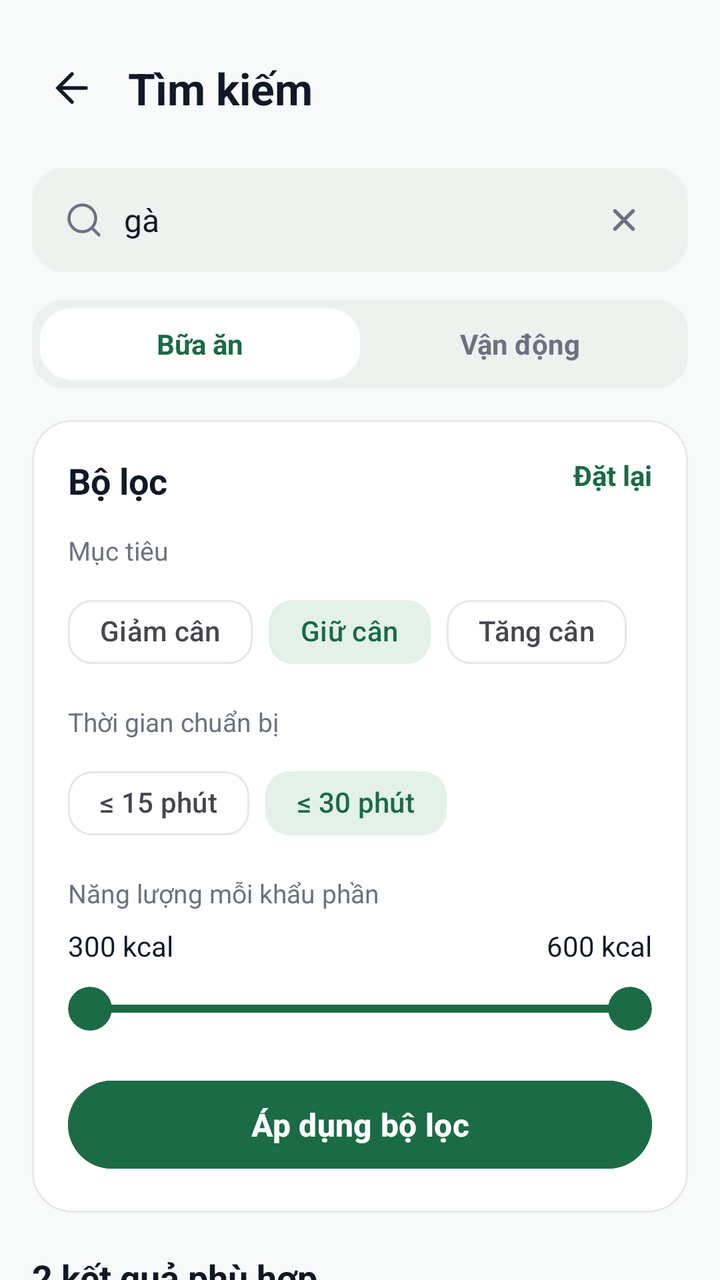
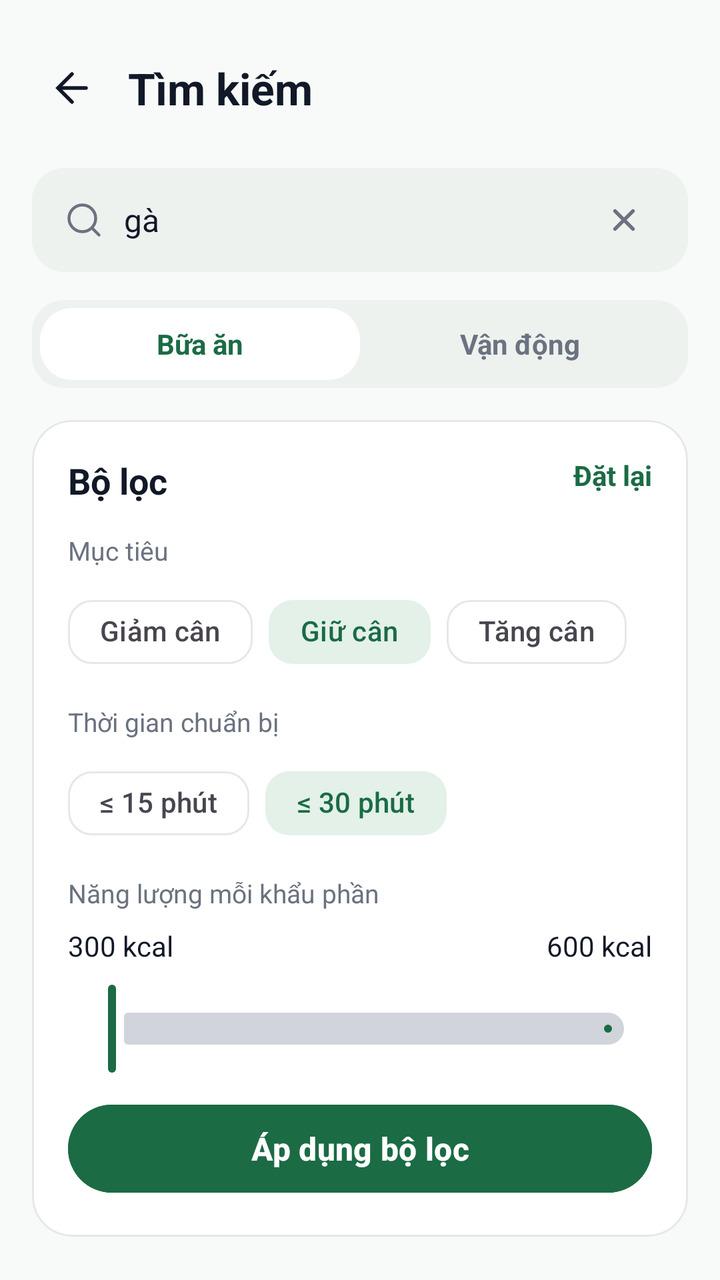

The first picture is an Android layout as it rendered before a commit; the second is the same layout after the commit. The layout source and the unified diff follow.
<!-- AndroidManifest.xml: application theme Theme.FITCHECK -->
<!-- res/layout/activity_search.xml -->
<?xml version="1.0" encoding="utf-8"?>
<androidx.core.widget.NestedScrollView xmlns:android="http://schemas.android.com/apk/res/android"
    xmlns:app="http://schemas.android.com/apk/res-auto"
    android:layout_width="match_parent"
    android:layout_height="match_parent"
    android:background="#F7FAF8"
    android:clipToPadding="false"
    android:padding="16dp"
    android:paddingBottom="32dp">

    <LinearLayout
        android:layout_width="match_parent"
        android:layout_height="wrap_content"
        android:orientation="vertical">

        
        <LinearLayout
            android:layout_width="match_parent"
            android:layout_height="wrap_content"
            android:gravity="center_vertical"
            android:orientation="horizontal"
            android:paddingVertical="8dp">

            <ImageButton
                android:id="@+id/btnBack"
                android:layout_width="40dp"
                android:layout_height="40dp"
                android:background="?attr/selectableItemBackgroundBorderless"
                android:contentDescription="Quay lại"
                android:src="@drawable/ic_back"
                app:tint="#111827" />

            <TextView
                android:layout_width="wrap_content"
                android:layout_height="wrap_content"
                android:layout_marginStart="8dp"
                android:text="Tìm kiếm"
                android:textColor="#111827"
                android:textSize="22sp"
                android:textStyle="bold" />
        </LinearLayout>

        
        <LinearLayout
            android:layout_width="match_parent"
            android:layout_height="52dp"
            android:layout_marginTop="12dp"
            android:background="@drawable/bg_pill_active"
            android:backgroundTint="#EEF2EF"
            android:gravity="center_vertical"
            android:orientation="horizontal"
            android:paddingHorizontal="16dp">

            <ImageView
                android:layout_width="20dp"
                android:layout_height="20dp"
                android:contentDescription="Tìm kiếm"
                android:src="@drawable/ic_search"
                app:tint="#6B7280" />

            <EditText
                android:id="@+id/etSearchQuery"
                android:layout_width="0dp"
                android:layout_height="match_parent"
                android:layout_marginStart="10dp"
                android:layout_weight="1"
                android:background="@null"
                android:hint="Tìm kiếm..."
                android:inputType="text"
                android:maxLines="1"
                android:text="gà"
                android:textColor="#111827"
                android:textSize="16sp" />

            <ImageButton
                android:id="@+id/btnClearQuery"
                android:layout_width="32dp"
                android:layout_height="32dp"
                android:background="?attr/selectableItemBackgroundBorderless"
                android:contentDescription="Xóa"
                android:src="@drawable/ic_x"
                app:tint="#6B7280" />
        </LinearLayout>

        
        <LinearLayout
            android:layout_width="match_parent"
            android:layout_height="44dp"
            android:layout_marginTop="14dp"
            android:background="@drawable/bg_pill_active"
            android:backgroundTint="#EEF2EF"
            android:orientation="horizontal"
            android:padding="4dp">

            <TextView
                android:id="@+id/tvTabMeals"
                android:layout_width="0dp"
                android:layout_height="match_parent"
                android:layout_weight="1"
                android:background="@drawable/bg_pill_active"
                android:backgroundTint="#FFFFFF"
                android:gravity="center"
                android:text="Bữa ăn"
                android:textColor="#1B6B45"
                android:textSize="14sp"
                android:textStyle="bold" />

            <TextView
                android:id="@+id/tvTabWorkout"
                android:layout_width="0dp"
                android:layout_height="match_parent"
                android:layout_weight="1"
                android:gravity="center"
                android:text="Vận động"
                android:textColor="#6B7280"
                android:textSize="14sp"
                android:textStyle="bold" />
        </LinearLayout>

        
        <com.google.android.material.card.MaterialCardView
            android:layout_width="match_parent"
            android:layout_height="wrap_content"
            android:layout_marginTop="16dp"
            app:cardBackgroundColor="#FFFFFF"
            app:cardCornerRadius="20dp"
            app:cardElevation="0dp"
            app:strokeColor="#E5E7EB"
            app:strokeWidth="1dp">

            <LinearLayout
                android:layout_width="match_parent"
                android:layout_height="wrap_content"
                android:orientation="vertical"
                android:padding="18dp">

                <RelativeLayout
                    android:layout_width="match_parent"
                    android:layout_height="wrap_content">

                    <TextView
                        android:layout_width="wrap_content"
                        android:layout_height="wrap_content"
                        android:layout_alignParentStart="true"
                        android:text="Bộ lọc"
                        android:textColor="#111827"
                        android:textSize="18sp"
                        android:textStyle="bold" />

                    <TextView
                        android:id="@+id/tvResetFilter"
                        android:layout_width="wrap_content"
                        android:layout_height="wrap_content"
                        android:layout_alignParentEnd="true"
                        android:text="Đặt lại"
                        android:textColor="#1B6B45"
                        android:textSize="14sp"
                        android:textStyle="bold" />
                </RelativeLayout>

                
                <TextView
                    android:layout_width="wrap_content"
                    android:layout_height="wrap_content"
                    android:layout_marginTop="14dp"
                    android:text="Mục tiêu"
                    android:textColor="#6B7280"
                    android:textSize="13sp" />

                <com.google.android.material.chip.ChipGroup
                    android:id="@+id/chipGroupGoal"
                    android:layout_width="match_parent"
                    android:layout_height="wrap_content"
                    android:layout_marginTop="8dp"
                    app:singleSelection="true">

                    <com.google.android.material.chip.Chip
                        android:id="@+id/chipLoseWeight"
                        style="@style/Widget.Material3.Chip.Filter"
                        android:layout_width="wrap_content"
                        android:layout_height="wrap_content"
                        android:text="Giảm cân"
                        app:chipBackgroundColor="#FFFFFF"
                        app:chipCornerRadius="12dp"
                        app:chipStrokeColor="#E5E7EB" />

                    <com.google.android.material.chip.Chip
                        android:id="@+id/chipMaintainWeight"
                        style="@style/Widget.Material3.Chip.Filter"
                        android:layout_width="wrap_content"
                        android:layout_height="wrap_content"
                        android:checked="true"
                        android:text="Giữ cân"
                        android:textColor="#1B6B45"
                        app:checkedIconVisible="false"
                        app:chipBackgroundColor="#E3F1E8"
                        app:chipCornerRadius="12dp"
                        app:chipStrokeWidth="0dp" />

                    <com.google.android.material.chip.Chip
                        android:id="@+id/chipGainWeight"
                        style="@style/Widget.Material3.Chip.Filter"
                        android:layout_width="wrap_content"
                        android:layout_height="wrap_content"
                        android:text="Tăng cân"
                        app:chipBackgroundColor="#FFFFFF"
                        app:chipCornerRadius="12dp"
                        app:chipStrokeColor="#E5E7EB" />
                </com.google.android.material.chip.ChipGroup>

                
                <TextView
                    android:layout_width="wrap_content"
                    android:layout_height="wrap_content"
                    android:layout_marginTop="12dp"
                    android:text="Thời gian chuẩn bị"
                    android:textColor="#6B7280"
                    android:textSize="13sp" />

                <com.google.android.material.chip.ChipGroup
                    android:id="@+id/chipGroupTime"
                    android:layout_width="match_parent"
                    android:layout_height="wrap_content"
                    android:layout_marginTop="8dp"
                    app:singleSelection="true">

                    <com.google.android.material.chip.Chip
                        android:id="@+id/chipTime15"
                        style="@style/Widget.Material3.Chip.Filter"
                        android:layout_width="wrap_content"
                        android:layout_height="wrap_content"
                        android:text="≤ 15 phút"
                        app:chipBackgroundColor="#FFFFFF"
                        app:chipCornerRadius="12dp"
                        app:chipStrokeColor="#E5E7EB" />

                    <com.google.android.material.chip.Chip
                        android:id="@+id/chipTime30"
                        style="@style/Widget.Material3.Chip.Filter"
                        android:layout_width="wrap_content"
                        android:layout_height="wrap_content"
                        android:checked="true"
                        android:text="≤ 30 phút"
                        android:textColor="#1B6B45"
                        app:checkedIconVisible="false"
                        app:chipBackgroundColor="#E3F1E8"
                        app:chipCornerRadius="12dp"
                        app:chipStrokeWidth="0dp" />
                </com.google.android.material.chip.ChipGroup>

                
                <TextView
                    android:layout_width="wrap_content"
                    android:layout_height="wrap_content"
                    android:layout_marginTop="12dp"
                    android:text="Năng lượng mỗi khẩu phần"
                    android:textColor="#6B7280"
                    android:textSize="13sp" />

                <RelativeLayout
                    android:layout_width="match_parent"
                    android:layout_height="wrap_content"
                    android:layout_marginTop="8dp">

                    <TextView
                        android:id="@+id/tvMinKcal"
                        android:layout_width="wrap_content"
                        android:layout_height="wrap_content"
                        android:layout_alignParentStart="true"
                        android:text="300 kcal"
                        android:textColor="#111827"
                        android:textSize="14sp" />

                    <TextView
                        android:id="@+id/tvMaxKcal"
                        android:layout_width="wrap_content"
                        android:layout_height="wrap_content"
                        android:layout_alignParentEnd="true"
                        android:text="600 kcal"
                        android:textColor="#111827"
                        android:textSize="14sp" />
                </RelativeLayout>

                
                <FrameLayout
                    android:id="@+id/sliderKcal"
                    android:layout_width="match_parent"
                    android:layout_height="32dp"
                    android:layout_marginTop="6dp"
                    android:layout_marginBottom="6dp">

                    <View
                        android:layout_width="match_parent"
                        android:layout_height="4dp"
                        android:layout_gravity="center_vertical"
                        android:layout_marginHorizontal="10dp"
                        android:background="#1B6B45" />

                    <com.google.android.material.card.MaterialCardView
                        android:layout_width="22dp"
                        android:layout_height="22dp"
                        android:layout_gravity="start|center_vertical"
                        app:cardBackgroundColor="#1B6B45"
                        app:cardCornerRadius="11dp"
                        app:cardElevation="0dp"
                        app:strokeWidth="0dp" />

                    <com.google.android.material.card.MaterialCardView
                        android:layout_width="22dp"
                        android:layout_height="22dp"
                        android:layout_gravity="end|center_vertical"
                        app:cardBackgroundColor="#1B6B45"
                        app:cardCornerRadius="11dp"
                        app:cardElevation="0dp"
                        app:strokeWidth="0dp" />
                </FrameLayout>

                
                <com.google.android.material.button.MaterialButton
                    android:id="@+id/btnApplyFilter"
                    android:layout_width="match_parent"
                    android:layout_height="52dp"
                    android:layout_marginTop="10dp"
                    android:backgroundTint="#1B6B45"
                    android:text="Áp dụng bộ lọc"
                    android:textAllCaps="false"
                    android:textColor="#FFFFFF"
                    android:textSize="16sp"
                    android:textStyle="bold"
                    app:cornerRadius="26dp" />
            </LinearLayout>
        </com.google.android.material.card.MaterialCardView>

        
        <TextView
            android:id="@+id/tvResultCount"
            android:layout_width="match_parent"
            android:layout_height="wrap_content"
            android:layout_marginTop="20dp"
            android:text="2 kết quả phù hợp"
            android:textColor="#111827"
            android:textSize="18sp"
            android:textStyle="bold" />

        
        <com.google.android.material.card.MaterialCardView
            android:layout_width="match_parent"
            android:layout_height="wrap_content"
            android:layout_marginTop="10dp"
            app:cardBackgroundColor="#FFFFFF"
            app:cardCornerRadius="16dp"
            app:cardElevation="0dp"
            app:strokeColor="#E5E7EB"
            app:strokeWidth="1dp">

            <LinearLayout
                android:layout_width="match_parent"
                android:layout_height="wrap_content"
                android:gravity="center_vertical"
                android:orientation="horizontal"
                android:paddingHorizontal="16dp"
                android:paddingVertical="14dp">

                <ImageView
                    android:layout_width="28dp"
                    android:layout_height="28dp"
                    android:contentDescription="Biểu tượng món ăn"
                    android:src="@drawable/ic_goiyy"
                    app:tint="#1B6B45" />

                <LinearLayout
                    android:layout_width="0dp"
                    android:layout_height="wrap_content"
                    android:layout_marginStart="14dp"
                    android:layout_weight="1"
                    android:orientation="vertical">

                    <TextView
                        android:layout_width="wrap_content"
                        android:layout_height="wrap_content"
                        android:text="Cơm gạo lứt, gà &amp; rau củ"
                        android:textColor="#111827"
                        android:textSize="16sp"
                        android:textStyle="bold" />

                    <TextView
                        android:layout_width="wrap_content"
                        android:layout_height="wrap_content"
                        android:layout_marginTop="4dp"
                        android:text="550 kcal · 25 phút · Giữ cân"
                        android:textColor="#6B7280"
                        android:textSize="13sp" />
                </LinearLayout>

                <ImageView
                    android:layout_width="18dp"
                    android:layout_height="18dp"
                    android:contentDescription="Xem chi tiết"
                    android:src="@drawable/ic_chevron_right"
                    app:tint="#6B7280" />
            </LinearLayout>
        </com.google.android.material.card.MaterialCardView>

        
        <com.google.android.material.card.MaterialCardView
            android:layout_width="match_parent"
            android:layout_height="wrap_content"
            android:layout_marginTop="10dp"
            app:cardBackgroundColor="#FFFFFF"
            app:cardCornerRadius="16dp"
            app:cardElevation="0dp"
            app:strokeColor="#E5E7EB"
            app:strokeWidth="1dp">

            <LinearLayout
                android:layout_width="match_parent"
                android:layout_height="wrap_content"
                android:gravity="center_vertical"
                android:orientation="horizontal"
                android:paddingHorizontal="16dp"
                android:paddingVertical="14dp">

                <ImageView
                    android:layout_width="28dp"
                    android:layout_height="28dp"
                    android:contentDescription="Biểu tượng món ăn"
                    android:src="@drawable/ic_goiyy"
                    app:tint="#1B6B45" />

                <LinearLayout
                    android:layout_width="0dp"
                    android:layout_height="wrap_content"
                    android:layout_marginStart="14dp"
                    android:layout_weight="1"
                    android:orientation="vertical">

                    <TextView
                        android:layout_width="wrap_content"
                        android:layout_height="wrap_content"
                        android:text="Bún gà rau xanh"
                        android:textColor="#111827"
                        android:textSize="16sp"
                        android:textStyle="bold" />

                    <TextView
                        android:layout_width="wrap_content"
                        android:layout_height="wrap_content"
                        android:layout_marginTop="4dp"
                        android:text="450 kcal · 25 phút · Giữ cân"
                        android:textColor="#6B7280"
                        android:textSize="13sp" />
                </LinearLayout>

                <ImageView
                    android:layout_width="18dp"
                    android:layout_height="18dp"
                    android:contentDescription="Xem chi tiết"
                    android:src="@drawable/ic_chevron_right"
                    app:tint="#6B7280" />
            </LinearLayout>
        </com.google.android.material.card.MaterialCardView>

    </LinearLayout>
</androidx.core.widget.NestedScrollView>
<!-- resources referenced by this layout -->
<resources>
  <!-- drawable bg_pill_active (drawable) -->
  <?xml version="1.0" encoding="utf-8"?>
  <shape xmlns:android="http://schemas.android.com/apk/res/android"
      android:shape="rectangle">
      <solid android:color="#D1E7DD" />
      <corners android:radius="16dp" />
  </shape>
  <!-- drawable ic_back (drawable) -->
  <vector xmlns:android="http://schemas.android.com/apk/res/android"
      android:width="24dp"
      android:height="24dp"
      android:viewportWidth="24"
      android:viewportHeight="24">
    <path
        android:pathData="M12,4.999L4.999,12L12,19.001M4.999,12H19.001"
        android:strokeWidth="1.8"
        android:fillColor="#00000000"
        android:strokeColor="#192D24"
        android:strokeLineCap="round"/>
  </vector>
  <!-- drawable ic_chevron_right (drawable) -->
  <vector xmlns:android="http://schemas.android.com/apk/res/android"
      android:width="16dp"
      android:height="16dp"
      android:viewportWidth="16"
      android:viewportHeight="16">
    <path
        android:pathData="M6,12L10,8L6,4"
        android:strokeWidth="1.8"
        android:fillColor="#00000000"
        android:strokeColor="#637269"
        android:strokeLineCap="round"/>
  </vector>
  <!-- drawable ic_goiyy (drawable) -->
  <vector xmlns:android="http://schemas.android.com/apk/res/android"
      android:width="22dp"
      android:height="22dp"
      android:viewportWidth="22"
      android:viewportHeight="22">
    <path
        android:pathData="M2.75,1.833V8.25C2.75,9.258 3.575,10.083 4.583,10.083H6.417M6.417,10.083H8.25C8.736,10.083 9.203,9.89 9.546,9.546C9.89,9.202 10.083,8.736 10.083,8.25V1.833M6.417,10.083V1.833M6.417,10.083V20.167M19.25,13.75V1.833C18.034,1.833 16.869,2.316 16.009,3.175C15.15,4.035 14.667,5.201 14.667,6.416V11.917C14.667,12.925 15.492,13.75 16.5,13.75H19.25ZM19.25,13.75V20.167"
        android:strokeWidth="1.8"
        android:fillColor="#00000000"
        android:strokeColor="#637269"
        android:strokeLineCap="round"/>
  </vector>
  <!-- drawable ic_search (drawable) -->
  <vector xmlns:android="http://schemas.android.com/apk/res/android"
      android:width="24dp"
      android:height="24dp"
      android:viewportWidth="24"
      android:viewportHeight="24">
    <path
        android:pathData="M21,21L16.66,16.66M19,11C19,15.418 15.418,19 11,19C6.582,19 3,15.418 3,11C3,6.582 6.582,3 11,3C15.418,3 19,6.582 19,11Z"
        android:strokeWidth="1.8"
        android:fillColor="#00000000"
        android:strokeColor="#192D24"
        android:strokeLineCap="round"/>
  </vector>
  <!-- drawable ic_x (drawable) -->
  <vector xmlns:android="http://schemas.android.com/apk/res/android"
      android:width="18dp"
      android:height="18dp"
      android:viewportWidth="18"
      android:viewportHeight="18">
    <path
        android:pathData="M13.5,4.5L4.5,13.5M4.5,4.5L13.5,13.5"
        android:strokeWidth="1.8"
        android:fillColor="#00000000"
        android:strokeColor="#637269"
        android:strokeLineCap="round"/>
  </vector>
  <style name="Theme.FITCHECK" parent="Base.Theme.FITCHECK" />
  <style name="Base.Theme.FITCHECK" parent="Theme.Material3.DayNight.NoActionBar">
          
          
      </style>
</resources>

<!-- the commit's change to res/layout/activity_search.xml (unified diff, before → after) -->
@@ -282,38 +282,16 @@
                 </RelativeLayout>
 
                 
-                <FrameLayout
+                <com.google.android.material.slider.RangeSlider
                     android:id="@+id/sliderKcal"
                     android:layout_width="match_parent"
-                    android:layout_height="32dp"
-                    android:layout_marginTop="6dp"
-                    android:layout_marginBottom="6dp">
-
-                    <View
-                        android:layout_width="match_parent"
-                        android:layout_height="4dp"
-                        android:layout_gravity="center_vertical"
-                        android:layout_marginHorizontal="10dp"
-                        android:background="#1B6B45" />
-
-                    <com.google.android.material.card.MaterialCardView
-                        android:layout_width="22dp"
-                        android:layout_height="22dp"
-                        android:layout_gravity="start|center_vertical"
-                        app:cardBackgroundColor="#1B6B45"
-                        app:cardCornerRadius="11dp"
-                        app:cardElevation="0dp"
-                        app:strokeWidth="0dp" />
-
-                    <com.google.android.material.card.MaterialCardView
-                        android:layout_width="22dp"
-                        android:layout_height="22dp"
-                        android:layout_gravity="end|center_vertical"
-                        app:cardBackgroundColor="#1B6B45"
-                        app:cardCornerRadius="11dp"
-                        app:cardElevation="0dp"
-                        app:strokeWidth="0dp" />
-                </FrameLayout>
+                    android:layout_height="wrap_content"
+                    android:layout_marginTop="8dp"
+                    android:valueFrom="0.0"
+                    android:valueTo="2000.0"
+                    app:thumbColor="#1B6B45"
+                    app:trackColorActive="#1B6B45"
+                    app:trackColorInactive="#D1D5DB" />
 
                 
                 <com.google.android.material.button.MaterialButton
